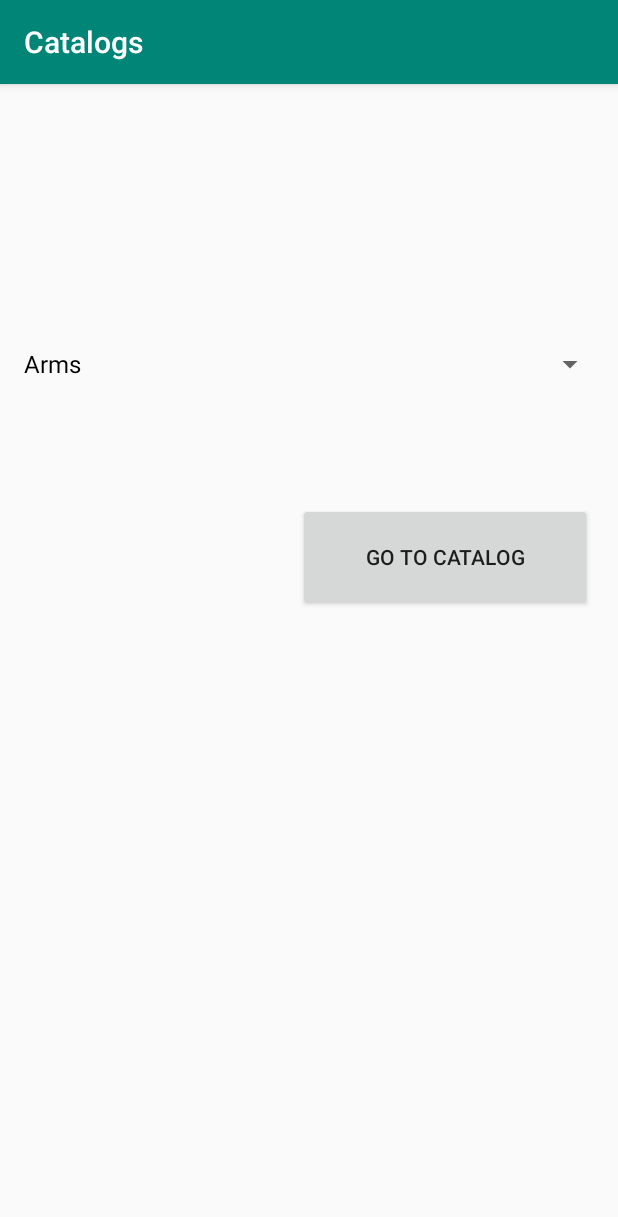
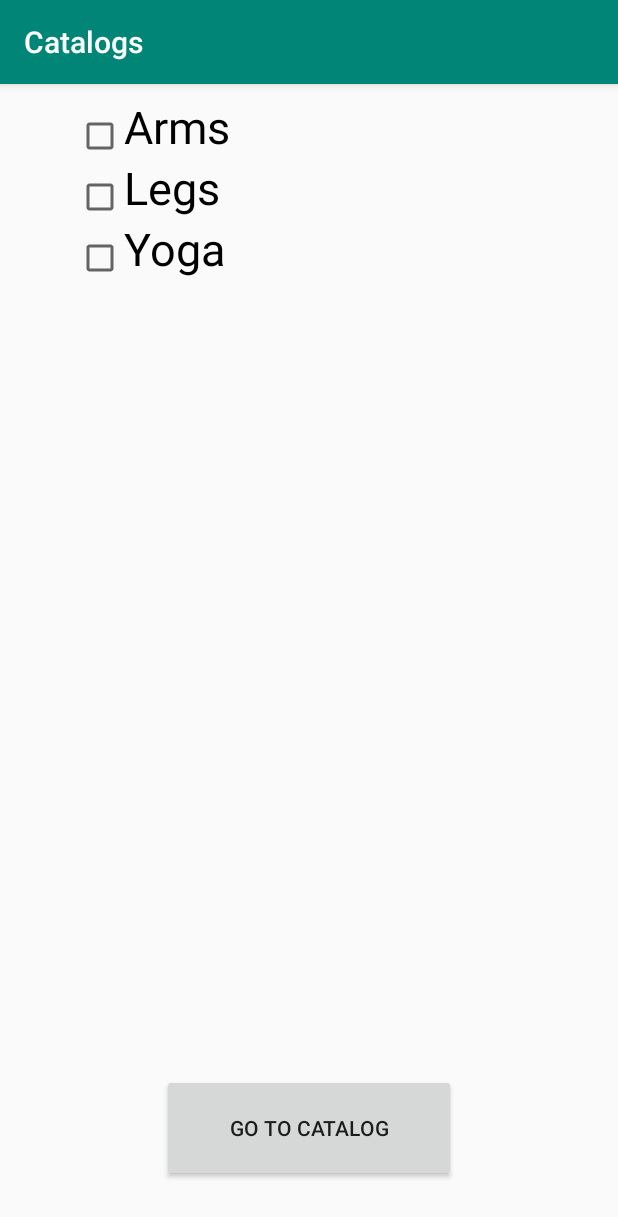
Before and after one commit to Mjeff96/Project_UI, an Android app: the CatalogActivity screen opened directly, with no data from a screen before it, on a phone screen of 412 x 824 dp. Shown: the top 1217 px of the screen. Run offline under Robolectric (Android 15) with nearby library versions, the phone set to English and light mode, and no system bars.

Commit message:
Added a list of check boxes to select what catalog the user wants to populate.

```diff
--- a/app/src/main/java/com/example/matt/project_ui/CatalogActivity.java
+++ b/app/src/main/java/com/example/matt/project_ui/CatalogActivity.java
@@ -1,28 +1,27 @@
 package com.example.matt.project_ui;
 
 import android.content.Intent;
+import android.graphics.Color;
 import android.support.v7.app.AppCompatActivity;
 import android.os.Bundle;
 import android.view.View;
 import android.widget.ArrayAdapter;
 import android.widget.Button;
+import android.widget.CheckBox;
 import android.widget.Spinner;
+import android.widget.TableLayout;
+import android.widget.TableRow;
+import android.widget.TextView;
+
+import java.util.ArrayList;
 
 public class CatalogActivity extends AppCompatActivity {
 
 
-    Spinner dropdown;
     @Override
     protected void onCreate(Bundle savedInstanceState) {
         super.onCreate(savedInstanceState);
         setContentView(R.layout.activity_catalog);
-
-
-        String[] items = new String[]{"Arms", "Legs", "Yoga"};
-        ArrayAdapter<String> adapter = new ArrayAdapter<>(this, android.R.layout.simple_spinner_dropdown_item, items);
-        dropdown = findViewById(R.id.spinner);
-        dropdown.setAdapter(adapter);
-
 
         Button button = (Button) findViewById(R.id.button2);
 
@@ -33,15 +32,36 @@ public class CatalogActivity extends AppCompatActivity {
             }
         });
 
+        ArrayList<String> option_list =new ArrayList<String>();
+        option_list.add("Arms");
+        option_list.add("Legs");
+        option_list.add("Yoga");
+
+        setup_table(option_list);
         setTitle("Catalogs");
     }
 
     public void next_page(View v) {
-        String text = dropdown.getSelectedItem().toString();
         Intent intent;
 
         intent = new Intent(this, UsersCatalog.class);
 
         startActivity(intent);
     }
+
+    public void setup_table(ArrayList<String> data){
+        for(int i = 0; i < data.size(); i++){
+            TableLayout tl=(TableLayout)findViewById(R.id.catalog_options);
+            TableRow tr1 = new TableRow(this);
+            tr1.setLayoutParams(new TableRow.LayoutParams( TableRow.LayoutParams.FILL_PARENT,TableRow.LayoutParams.WRAP_CONTENT));
+            CheckBox Box= new CheckBox(this);
+            tr1.addView(Box);
+            TextView textview = new TextView(this);
+            textview.setText(data.get(i));
+            tr1.addView(textview);
+            textview.setTextColor(Color.BLACK);
+            textview.setTextSize(30);
+            tl.addView(tr1, new TableLayout.LayoutParams(TableRow.LayoutParams.FILL_PARENT, TableRow.LayoutParams.WRAP_CONTENT));
+        }
+    }
 }
--- a/app/src/main/res/layout/activity_catalog.xml
+++ b/app/src/main/res/layout/activity_catalog.xml
@@ -6,22 +6,36 @@
     android:layout_height="match_parent"
     tools:context=".CatalogActivity">
 
-    <Spinner
-        android:id="@+id/spinner"
-        android:layout_width="match_parent"
-        android:layout_height="56dp"
-        android:layout_marginStart="8dp"
-        android:layout_marginLeft="8dp"
+    <TableLayout
+        android:id="@+id/catalog_options"
+        android:layout_width="313dp"
+        android:layout_height="392dp"
         android:layout_marginTop="8dp"
         android:layout_marginEnd="8dp"
         android:layout_marginRight="8dp"
-        android:layout_marginBottom="8dp"
         app:layout_constraintBottom_toBottomOf="parent"
         app:layout_constraintEnd_toEndOf="parent"
-        app:layout_constraintHorizontal_bias="1.0"
+        app:layout_constraintHorizontal_bias="0.562"
         app:layout_constraintStart_toStartOf="parent"
         app:layout_constraintTop_toTopOf="parent"
-        app:layout_constraintVertical_bias="0.216" />
+        app:layout_constraintVertical_bias="0.0">
+
+        <TableRow
+            android:layout_width="match_parent"
+            android:layout_height="match_parent" />
+
+        <TableRow
+            android:layout_width="match_parent"
+            android:layout_height="match_parent" />
+
+        <TableRow
+            android:layout_width="match_parent"
+            android:layout_height="match_parent" />
+
+        <TableRow
+            android:layout_width="match_parent"
+            android:layout_height="match_parent" />
+    </TableLayout>
 
     <Button
         android:id="@+id/button2"
@@ -36,10 +50,9 @@
         android:text="Go to Catalog"
         app:layout_constraintBottom_toBottomOf="parent"
         app:layout_constraintEnd_toEndOf="parent"
-        app:layout_constraintHorizontal_bias="0.953"
         app:layout_constraintStart_toStartOf="parent"
         app:layout_constraintTop_toTopOf="parent"
-        app:layout_constraintVertical_bias="0.399" />
+        app:layout_constraintVertical_bias="0.959" />
 
 
 </android.support.constraint.ConstraintLayout>
```
